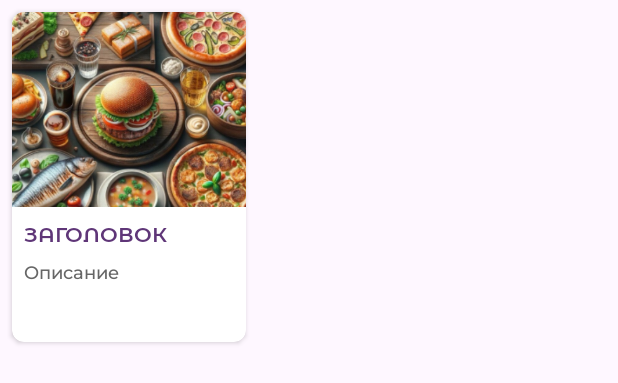
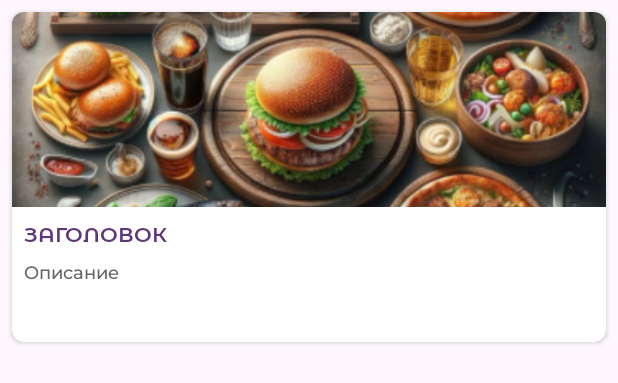
Before and after one commit to Untamos25/RecipesApp, an Android app: the layout item_category.xml on its own in the app's theme, with its tools: preview values and no code run, on a phone screen of 412 x 824 dp. Shown: the top 383 px of the screen. Run offline under Robolectric (Android 15) with nearby library versions, the light colour scheme and no system bars.

Commit message:
RA-07 Внесены правки в макет, классы данных вынесены в отдельную папку

```diff
--- a/app/src/main/java/com/example/recipesapp/recipes.kt
+++ b/app/src/main/java/com/example/recipesapp/recipes.kt
@@ -1,4 +1,6 @@
 package com.example.recipesapp
+
+import entity.Category
 
 object STUB {
     private val categories: List<Category> = listOf(
--- a/app/src/main/res/layout/item_category.xml
+++ b/app/src/main/res/layout/item_category.xml
@@ -1,12 +1,13 @@
 <?xml version="1.0" encoding="utf-8"?>
 <androidx.cardview.widget.CardView xmlns:android="http://schemas.android.com/apk/res/android"
     xmlns:app="http://schemas.android.com/apk/res-auto"
-    android:layout_width="@dimen/card_width"
+    xmlns:tools="http://schemas.android.com/tools"
+    android:layout_width="match_parent"
     android:layout_height="@dimen/card_height"
+    android:layout_marginHorizontal="@dimen/space_half"
+    android:layout_marginVertical="@dimen/space_half"
     android:clickable="true"
-    app:cardCornerRadius="@dimen/space_half"
-    android:layout_marginHorizontal="@dimen/space_half"
-    android:layout_marginVertical="@dimen/space_half">
+    app:cardCornerRadius="@dimen/space_half">
 
     <LinearLayout
         android:layout_width="match_parent"
@@ -17,23 +18,22 @@
             android:layout_width="match_parent"
             android:layout_height="@dimen/image_size_medium"
             android:scaleType="centerCrop"
-            android:src="@drawable/bcg_categories" />
+            tools:src="@drawable/bcg_categories" />
 
         <TextView
             android:layout_width="wrap_content"
             android:layout_height="wrap_content"
-            android:layout_marginVertical="@dimen/space_half"
-            android:layout_marginStart="@dimen/space_half"
-            android:text="ЗАГОЛОВОК"
-            android:textAppearance="@style/StyleTitle14Secondary" />
+            android:layout_margin="@dimen/space_half"
+            android:textAppearance="@style/StyleTitle14Secondary"
+            tools:text="ЗАГОЛОВОК" />
 
         <TextView
             android:layout_width="wrap_content"
             android:layout_height="wrap_content"
             android:layout_marginHorizontal="@dimen/space_half"
             android:layout_marginBottom="@dimen/space_half"
-            android:text="Описание"
-            android:textAppearance="@style/StyleMainText" />
+            android:textAppearance="@style/StyleMainText"
+            tools:text="Описание" />
 
     </LinearLayout>
 
```
Also changed, not shown: app/src/main/java/com/example/recipesapp/MainActivity.kt (+5 -5 lines), app/src/main/java/com/example/recipesapp/MealsData.kt (deleted, +0 -22 lines), app/src/main/java/entity/Category.kt (added, +8 -0 lines), app/src/main/java/entity/Ingredient.kt (added, +7 -0 lines), app/src/main/java/entity/Recipe.kt (added, +9 -0 lines), app/src/main/res/layout/fragment_list_categories.xml (+5 -4 lines).
